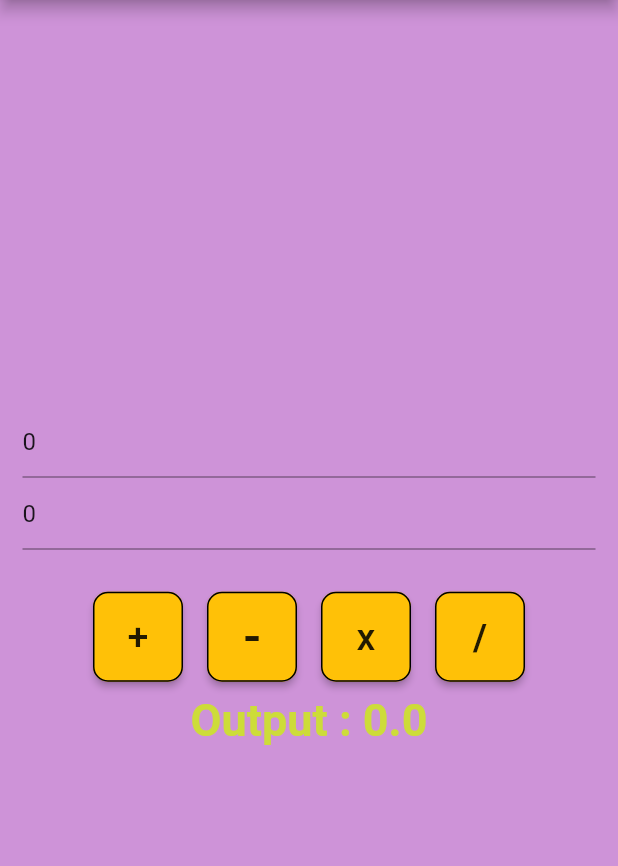
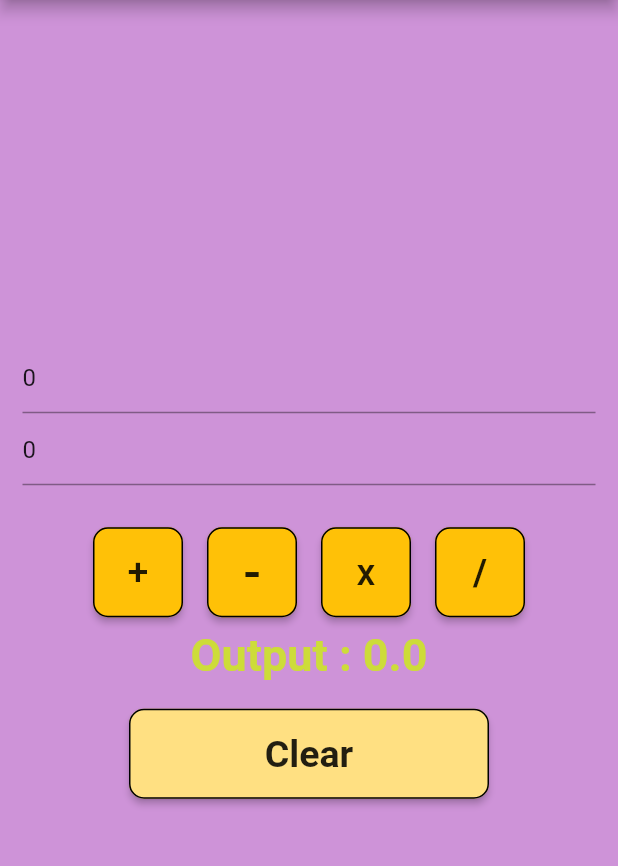
Before and after one commit to ishijo/calculator, a Flutter app: the screen it shows after launch, on a phone screen of 412 x 824 dp, the part 84-950 px from its top. Run offline on Flutter 3.47's test engine with Material 2 defaults, Android fonts, the phone set to English and light mode, and no system bars.

Commit message:
added clear button

```diff
--- a/lib/home_page.dart
+++ b/lib/home_page.dart
@@ -8,15 +8,15 @@ class HomePage extends StatefulWidget {
 
 class _HomePageState extends State<HomePage> {
 
-  final TextEditingController t1=new TextEditingController(text: "0");
+  final TextEditingController t1=new TextEditingController(text: "0");  //HAVE TO DO SOMETHING ABOUT THE STRING DATATYPE THING HERE
   final TextEditingController t2=new TextEditingController(text: "0");
 
-  var n1=0.0,n2=0.0,sum=0.0,diff,prod,quot;
+  var n1=0.0,n2=0.0,action=0.0,diff,prod,quot;
   void addSum(){
     setState(() {
       n1=double.parse(t1.text);
       n2=double.parse(t2.text);
-      sum=n1+n2;
+      action=n1+n2;
     });
   }
 
@@ -24,7 +24,7 @@ class _HomePageState extends State<HomePage> {
     setState(() {
       n1=double.parse(t1.text);
       n2=double.parse(t2.text);
-      sum=n1-n2;
+      action=n1-n2;
     });
   }
 
@@ -32,7 +32,7 @@ class _HomePageState extends State<HomePage> {
     setState(() {
       n1=double.parse(t1.text);
       n2=double.parse(t2.text);
-      sum=n1*n2;
+      action=n1*n2;
     });
   }
 
@@ -40,7 +40,17 @@ class _HomePageState extends State<HomePage> {
     setState(() {
       n1=double.parse(t1.text);
       n2=double.parse(t2.text);
-      sum=n1/n2;
+      action=n1/n2;
+    });
+  }
+
+  void clear(){
+    setState(() {
+      n1=double.parse(t1.text='0');
+      n2=double.parse(t2.text='0');
+      n1=0.0;
+      n2=0.0;
+      action=0.0;
     });
   }
 
@@ -172,13 +182,43 @@ class _HomePageState extends State<HomePage> {
                 ],
               ),
             new Text(
-              "Output : $sum",
+              "Output : $action",
               style: new TextStyle(
                   fontSize: 30.0,
                   fontWeight: FontWeight.bold,
                   color: Colors.lime
               ),
-            )
+            ),
+          SizedBox(
+            height: 10,
+          ),
+            Row(
+              mainAxisAlignment: MainAxisAlignment.center,
+              children: [
+              ButtonTheme(
+                minWidth:240,
+                height: 60,
+                child: Padding(
+                  padding: const EdgeInsets.all(8.0),
+                  child: new RaisedButton(
+                    child: new Text('Clear', style: new TextStyle(
+                        fontSize: 25.0,
+                        fontWeight: FontWeight.bold
+                    ),),
+
+                    onPressed: clear,
+                    shape: RoundedRectangleBorder(
+                        borderRadius: BorderRadius.circular(10.0),
+                        side: BorderSide(
+                            color: Colors.black,
+                            width: 1
+                        )
+                    ),
+                    color: Colors.amber[200],
+                  ),
+                ))
+            ],
+      )
         ]),
       ),
     ),
```
